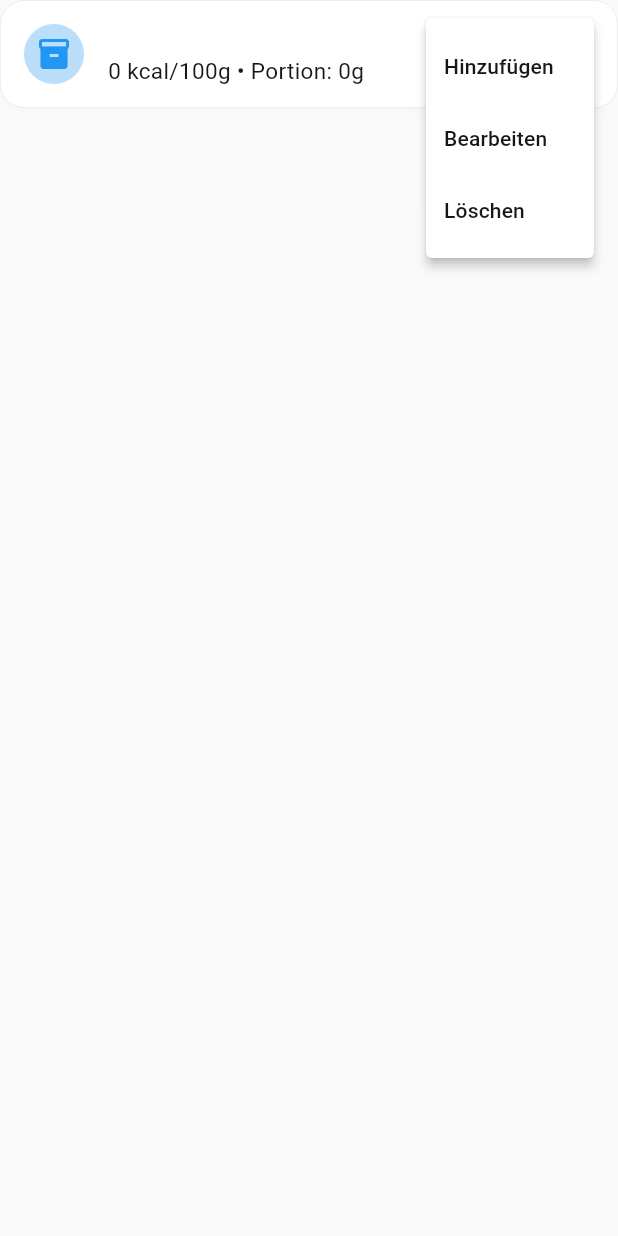
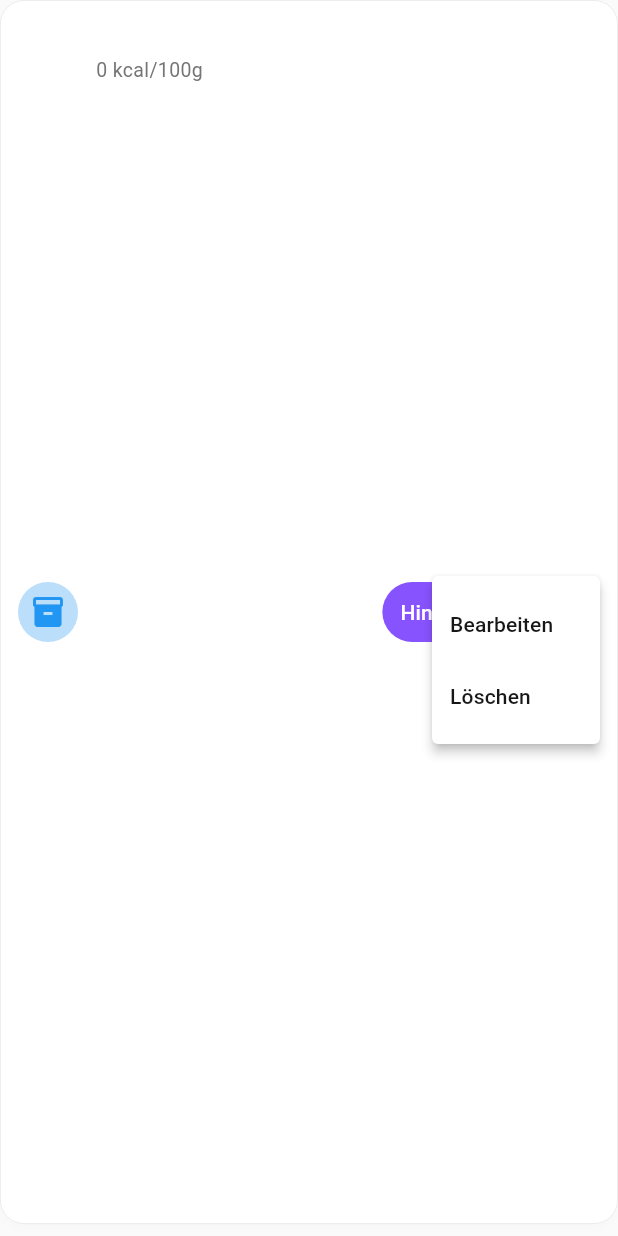
Before and after one commit to esdi-source/StatMe, a Flutter app: the _CustomProductCard widget shown alone on an empty page, opened directly with empty values, after a tap on the "more vert" icon, on a phone screen of 412 x 824 dp. Run offline on Flutter 3.47's test engine with Material 3 defaults, Android fonts, the phone set to English and light mode, and no system bars; our stand-ins replace equatable, fl_chart, flutter_dotenv, flutter_riverpod, google_fonts, image_picker and 2 more; missing offline and left inert: mobile_scanner; accounts and stored records are empty.

Commit message:
Improve custom food products UX
- Show ingredients list in product dialog with expandable section
- Add quick portion buttons (1 Portion, ½ Portion)
- Better product card layout with visible 'Hinzufügen' button
- Show ingredient count in card subtitle

```diff
--- a/lib/src/screens/food_screen.dart
+++ b/lib/src/screens/food_screen.dart
@@ -826,26 +826,69 @@ class _CustomProductCard extends StatelessWidget {
   Widget build(BuildContext context) {
     return Card(
       margin: const EdgeInsets.only(bottom: 8),
-      child: ListTile(
-        leading: CircleAvatar(
+      child: InkWell(
+        onTap: onTap,
+        borderRadius: BorderRadius.circular(12),
+        child: Padding(
+          padding: const EdgeInsets.all(12),
+          child: Row(
+            children: [
+              CircleAvatar(
                 backgroundColor: product.isRecipe ? Colors.green.shade100 : Colors.blue.shade100,
                 child: Icon(
                   product.isRecipe ? Icons.restaurant_menu : Icons.inventory_2,
                   color: product.isRecipe ? Colors.green : Colors.blue,
                 ),
               ),
-        title: Text(product.name, maxLines: 1, overflow: TextOverflow.ellipsis),
-        subtitle: Text(
-          '${product.kcalPer100g.toStringAsFixed(0)} kcal/100g'
-          '${product.defaultServingGrams != null ? ' • Portion: ${product.defaultServingGrams!.toStringAsFixed(0)}g' : ''}'
-          '${product.useCount > 0 ? ' • ${product.useCount}x' : ''}',
+              const SizedBox(width: 12),
+              Expanded(
+                child: Column(
+                  crossAxisAlignment: CrossAxisAlignment.start,
+                  children: [
+                    Text(
+                      product.name,
+                      style: const TextStyle(fontWeight: FontWeight.w600),
+                      maxLines: 1,
+                      overflow: TextOverflow.ellipsis,
                     ),
-        trailing: PopupMenuButton<String>(
+                    const SizedBox(height: 4),
+                    Row(
+                      children: [
+                        Text(
+                          '${product.kcalPer100g.toStringAsFixed(0)} kcal/100g',
+                          style: TextStyle(color: Colors.grey.shade600, fontSize: 13),
+                        ),
+                        if (product.ingredients.isNotEmpty) ...[
+                          const Text(' • '),
+                          Icon(Icons.list, size: 14, color: Colors.grey.shade600),
+                          Text(
+                            ' ${product.ingredients.length}',
+                            style: TextStyle(color: Colors.grey.shade600, fontSize: 13),
+                          ),
+                        ],
+                        if (product.useCount > 0) ...[
+                          const Text(' • '),
+                          Text(
+                            '${product.useCount}×',
+                            style: TextStyle(color: Colors.grey.shade600, fontSize: 13),
+                          ),
+                        ],
+                      ],
+                    ),
+                  ],
+                ),
+              ),
+              // Quick add button
+              FilledButton.tonal(
+                onPressed: onTap,
+                style: FilledButton.styleFrom(
+                  padding: const EdgeInsets.symmetric(horizontal: 12, vertical: 8),
+                ),
+                child: const Text('Hinzufügen'),
+              ),
+              PopupMenuButton<String>(
                 onSelected: (value) {
                   switch (value) {
-              case 'add':
-                onTap();
-                break;
                     case 'edit':
                       onEdit();
                       break;
@@ -855,12 +898,13 @@ class _CustomProductCard extends StatelessWidget {
                   }
                 },
                 itemBuilder: (_) => [
-            const PopupMenuItem(value: 'add', child: Text('Hinzufügen')),
                   const PopupMenuItem(value: 'edit', child: Text('Bearbeiten')),
                   const PopupMenuItem(value: 'delete', child: Text('Löschen')),
                 ],
               ),
-        onTap: onTap,
+            ],
+          ),
+        ),
       ),
     );
   }
@@ -1194,8 +1238,18 @@ class _CustomProductDialogState extends State<_CustomProductDialog> {
   @override
   Widget build(BuildContext context) {
     return AlertDialog(
-      title: Text(widget.product.name),
-      content: Column(
+      title: Row(
+        children: [
+          Icon(
+            widget.product.isRecipe ? Icons.restaurant_menu : Icons.inventory_2,
+            color: widget.product.isRecipe ? Colors.green : Colors.blue,
+          ),
+          const SizedBox(width: 8),
+          Expanded(child: Text(widget.product.name, overflow: TextOverflow.ellipsis)),
+        ],
+      ),
+      content: SingleChildScrollView(
+        child: Column(
           mainAxisSize: MainAxisSize.min,
           crossAxisAlignment: CrossAxisAlignment.start,
           children: [
@@ -1208,12 +1262,52 @@ class _CustomProductDialogState extends State<_CustomProductDialog> {
                 ),
               ),
             Text('${widget.product.kcalPer100g.toStringAsFixed(0)} kcal/100g'),
-          if (widget.product.ingredients.isNotEmpty)
-            Text(
+
+            // Zutaten anzeigen
+            if (widget.product.ingredients.isNotEmpty) ...[
+              const SizedBox(height: 12),
+              ExpansionTile(
+                tilePadding: EdgeInsets.zero,
+                title: Text(
                   '${widget.product.ingredients.length} Zutaten',
-              style: TextStyle(color: Colors.grey.shade600, fontSize: 12),
+                  style: TextStyle(color: Colors.grey.shade600, fontSize: 14),
                 ),
+                children: widget.product.ingredients.map((i) => Padding(
+                  padding: const EdgeInsets.symmetric(vertical: 4),
+                  child: Row(
+                    children: [
+                      Expanded(child: Text(i.name, style: const TextStyle(fontSize: 13))),
+                      Text('${i.grams.toStringAsFixed(0)}g', style: TextStyle(color: Colors.grey.shade600, fontSize: 13)),
+                    ],
+                  ),
+                )).toList(),
+              ),
+            ],
+
             const SizedBox(height: 16),
+
+            // Schnellauswahl-Buttons
+            if (widget.product.defaultServingGrams != null) ...[
+              Wrap(
+                spacing: 8,
+                children: [
+                  ActionChip(
+                    label: Text('1 Portion (${widget.product.defaultServingGrams!.toStringAsFixed(0)}g)'),
+                    onPressed: () => setState(() {
+                      _gramsController.text = widget.product.defaultServingGrams!.toStringAsFixed(0);
+                    }),
+                  ),
+                  ActionChip(
+                    label: const Text('½ Portion'),
+                    onPressed: () => setState(() {
+                      _gramsController.text = (widget.product.defaultServingGrams! / 2).toStringAsFixed(0);
+                    }),
+                  ),
+                ],
+              ),
+              const SizedBox(height: 12),
+            ],
+
             TextField(
               controller: _gramsController,
               keyboardType: TextInputType.number,
@@ -1243,6 +1337,7 @@ class _CustomProductDialogState extends State<_CustomProductDialog> {
               ),
             ),
           ],
+        ),
       ),
       actions: [
         TextButton(
```
Also changed, not shown: docs/assets/fonts/MaterialIcons-Regular.otf, 2 other files. Lines whose indentation alone changed are shown as unchanged.
